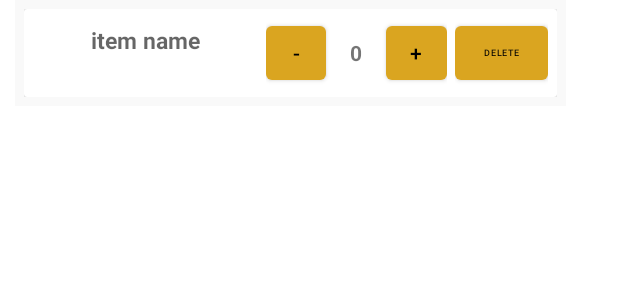
After one commit to bigbussinessapp/DemoAndroidApp, an Android app: the layout generate_invoicedialog_listview.xml on its own in the app's theme, with its tools: preview values and no code run, on a phone screen of 412 x 824 dp. The commit adds this screen. Shown: the top 300 px of the screen. Run offline under Robolectric (Android 15) with nearby library versions, the phone set to English and light mode, and no system bars.

Commit message:
saving invoice add item data in ArrayList

```diff
--- a/app/src/main/java/com/example/bigbusiness/Main/ui/Invoice/AddInvoice.java
+++ b/app/src/main/java/com/example/bigbusiness/Main/ui/Invoice/AddInvoice.java
@@ -6,24 +6,44 @@ import android.content.DialogInterface;
 import android.os.Bundle;
 import android.view.LayoutInflater;
 import android.view.View;
+import android.widget.TextView;
 
 import androidx.annotation.Nullable;
 import androidx.appcompat.app.AppCompatDialogFragment;
 
+import com.example.bigbusiness.Models.AddInvoiceDataItem;
 import com.example.bigbusiness.R;
+import com.google.android.material.textfield.TextInputEditText;
+
+import org.w3c.dom.Text;
+
+import java.util.ArrayList;
 
 public class AddInvoice extends AppCompatDialogFragment {
+    private ArrayList<AddInvoiceDataItem> datalist;
+    TextInputEditText nameinput;
+    TextView pdfname;
+
     public Dialog onCreateDialog(@Nullable Bundle savedInstanceState) {
         AlertDialog.Builder builder = new AlertDialog.Builder(getActivity());
 
         LayoutInflater inflater = getActivity().getLayoutInflater();
         View view = inflater.inflate(R.layout.add_invoicedialog, null);
+        nameinput = (TextInputEditText)view.findViewById(R.id.name);
+        pdfname = (TextView)view.findViewById(R.id.pdfname);
         builder.setView(view);
         builder.setTitle("Add Invoice")
         .setPositiveButton("ADD", new DialogInterface.OnClickListener() {
             @Override
             public void onClick(DialogInterface dialogInterface, int i) {
 
+                String getName = nameinput.getText().toString();
+                String getPdfName = pdfname.getText().toString();
+                datalist = new ArrayList<>();
+                datalist.add(new AddInvoiceDataItem(getName,getPdfName));
+                //datalist.add(new AddInvoiceDataItem(1,"vdfv.pfd",null));
+                //datalist.add(new AddInvoiceDataItem(2,"fdcd.pfd",null));
+                //datalist.add(new AddInvoiceDataItem(3,"dcds.pfd",null));
             }
         });
         return builder.create();
--- a/app/src/main/java/com/example/bigbusiness/Main/ui/Invoice/InvoiceDBHelper.java
+++ b/app/src/main/java/com/example/bigbusiness/Main/ui/Invoice/InvoiceDBHelper.java
@@ -39,7 +39,7 @@ public class InvoiceDBHelper extends SQLiteOpenHelper {
             return null;
         }
         int id = Integer.parseInt(cursor.getString(0));
-        String name = cursor.getString(2);
+        String name = cursor.getString(1);
         InvoiceItem item = new InvoiceItem(id, name);
         return item;
     }
--- /dev/null
+++ b/app/src/main/java/com/example/bigbusiness/Models/AddInvoiceDataItem.java
@@ -0,0 +1,37 @@
+package com.example.bigbusiness.Models;
+
+public class AddInvoiceDataItem {
+    String pdfname;
+    int pdf_ID;
+    byte[] pdf;
+    String pdfnameinput;
+    public AddInvoiceDataItem(String pdfnameinput, String pdfname){
+        //this.pdf_ID = id;
+        this.pdfname = pdfname;
+        this.pdfnameinput = pdfname;
+    }
+
+    public byte[] getPdf() {
+        return pdf;
+    }
+
+    public void setPdf(byte[] pdf) {
+        this.pdf = pdf;
+    }
+
+    public int getPdf_ID() {
+        return pdf_ID;
+    }
+
+    public void setPdf_ID(int pdf_ID) {
+        this.pdf_ID = pdf_ID;
+    }
+
+    public String getPdfname() {
+        return pdfname;
+    }
+
+    public void setPdfname(String pdfname) {
+        this.pdfname = pdfname;
+    }
+}
--- a/app/src/main/res/layout/add_invoicedialog.xml
+++ b/app/src/main/res/layout/add_invoicedialog.xml
@@ -81,7 +81,7 @@
 			android:layout_height="wrap_content"
 			android:layout_weight="2.5"
 			android:layout_marginLeft="20dp"
-			android:id="@+id/picturename"
+			android:id="@+id/pdfname"
 			android:hint="pdf name"/>
 
 	</LinearLayout>
--- a/app/src/main/res/layout/generate_invoicedialog.xml
+++ b/app/src/main/res/layout/generate_invoicedialog.xml
@@ -96,6 +96,7 @@
 					android:layout_width="30dp"
 					android:layout_height="30dp"
 					android:layout_weight="0.5"
+					android:id="@+id/additem"
 					android:src="@drawable/plusicon"/>
 				<TextView
 					android:layout_width="wrap_content"
@@ -126,7 +127,7 @@
 				android:id="@+id/inventory_list"
 				android:layout_width="match_parent"
 				android:layout_height="match_parent"
-				tools:listitem="@layout/inventory_list_item" />
+				tools:listitem="@layout/generate_invoicedialog_listview" />
 		</LinearLayout>
 	</LinearLayout>
 
--- /dev/null
+++ b/app/src/main/res/layout/generate_invoicedialog_listview.xml
@@ -0,0 +1,100 @@
+<?xml version="1.0" encoding="utf-8"?>
+<LinearLayout xmlns:android="http://schemas.android.com/apk/res/android"
+	xmlns:card_view="http://schemas.android.com/apk/res-auto"
+	android:layout_width="wrap_content"
+	android:layout_height="wrap_content"
+	android:background="#f9f9f9"
+	android:orientation="vertical"
+	android:layout_marginLeft="10dp"
+	android:padding="6dp"
+	android:tag="cards main container">
+
+	<androidx.cardview.widget.CardView xmlns:card_view="https://schemas.android.com/apk/res-auto"
+		 android:id="@+id/card_view"
+		 android:layout_width="match_parent"
+		 android:layout_height="wrap_content"
+		 card_view:cardBackgroundColor="#FFF"
+		 card_view:cardCornerRadius="10dp"
+		 card_view:cardElevation="5dp"
+		 card_view:cardUseCompatPadding="true">
+
+		 <LinearLayout
+			 android:layout_width="match_parent"
+			 android:layout_height="wrap_content"
+			 android:orientation="horizontal">
+
+			 <LinearLayout
+				 android:layout_width="match_parent"
+				 android:layout_height="wrap_content"
+				 android:layout_weight="10">
+
+				 <LinearLayout
+					 android:layout_width="0dp"
+					 android:layout_height="wrap_content"
+					 android:layout_weight="4">
+
+
+					 <TextView
+						 android:id="@+id/item_name"
+						 android:layout_width="0dp"
+						 android:layout_height="fill_parent"
+						 android:layout_marginTop="10dp"
+						 android:layout_weight="1"
+						 android:hint="item name"
+						 android:textAlignment="center"
+						 android:textSize="15dp"
+						 android:textStyle="bold" />
+				 </LinearLayout>
+
+				 <LinearLayout
+					 android:layout_width="0dp"
+					 android:layout_height="match_parent"
+					 android:layout_marginTop="5dp"
+					 android:layout_weight="3">
+
+					 <Button
+						 android:id="@+id/decrease"
+						 android:layout_width="0dp"
+						 android:layout_height="wrap_content"
+						 android:layout_weight="0.3"
+						 android:text="-"
+						 android:textColor="#000" />
+
+					 <TextView
+						 android:id="@+id/item_quantity"
+						 android:layout_width="0dp"
+						 android:layout_height="wrap_content"
+						 android:layout_weight="0.3"
+						 android:text="0"
+						 android:textAlignment="center"
+						 android:textStyle="bold" />
+
+					 <Button
+						 android:id="@+id/increase"
+						 android:layout_width="0dp"
+						 android:layout_height="wrap_content"
+						 android:layout_weight="0.3"
+						 android:text="+"
+						 android:textColor="#000" />
+				 </LinearLayout>
+
+				 <LinearLayout
+					 android:layout_width="0dp"
+					 android:layout_height="wrap_content"
+					 android:layout_weight="1.8"
+					 android:padding="5dp">
+
+					 <Button
+						 android:id="@+id/deleteitem"
+						 android:layout_width="0dp"
+						 android:layout_height="match_parent"
+						 android:layout_weight="2"
+						 android:text="Delete"
+						 android:textColor="#000"
+						 android:textSize="6dp" />
+
+				 </LinearLayout>
+			 </LinearLayout>
+		 </LinearLayout>
+	 </androidx.cardview.widget.CardView>
+</LinearLayout>
```
